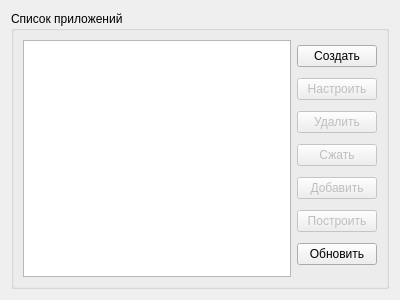
This is manager/appsform.ui in TheMrButcher/gamebase_manager as Qt 5 draws it before an edit. The edited form follows.
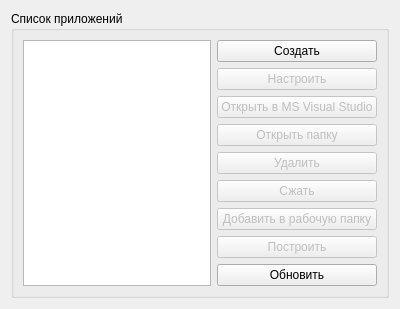
This is the edited form.

Commit message:
Added 'Open solution' and 'Open directory' buttons
Closed #35

What changed in the file:
```diff
--- a/manager/appsform.ui
+++ b/manager/appsform.ui
@@ -61,6 +61,26 @@
           </property>
          </widget>
         </item>
+        <item>
+         <widget class="QPushButton" name="openSolutionButton">
+          <property name="enabled">
+           <bool>false</bool>
+          </property>
+          <property name="text">
+           <string>Открыть в MS Visual Studio</string>
+          </property>
+         </widget>
+        </item>
+        <item>
+         <widget class="QPushButton" name="openDirButton">
+          <property name="enabled">
+           <bool>false</bool>
+          </property>
+          <property name="text">
+           <string>Открыть папку</string>
+          </property>
+         </widget>
+        </item>
         <item>
          <widget class="QPushButton" name="removeButton">
           <property name="enabled">
@@ -87,7 +107,7 @@
            <bool>false</bool>
           </property>
           <property name="text">
-           <string>Добавить</string>
+           <string>Добавить в рабочую папку</string>
           </property>
          </widget>
         </item>
```
The commit also changes 4 other files.
